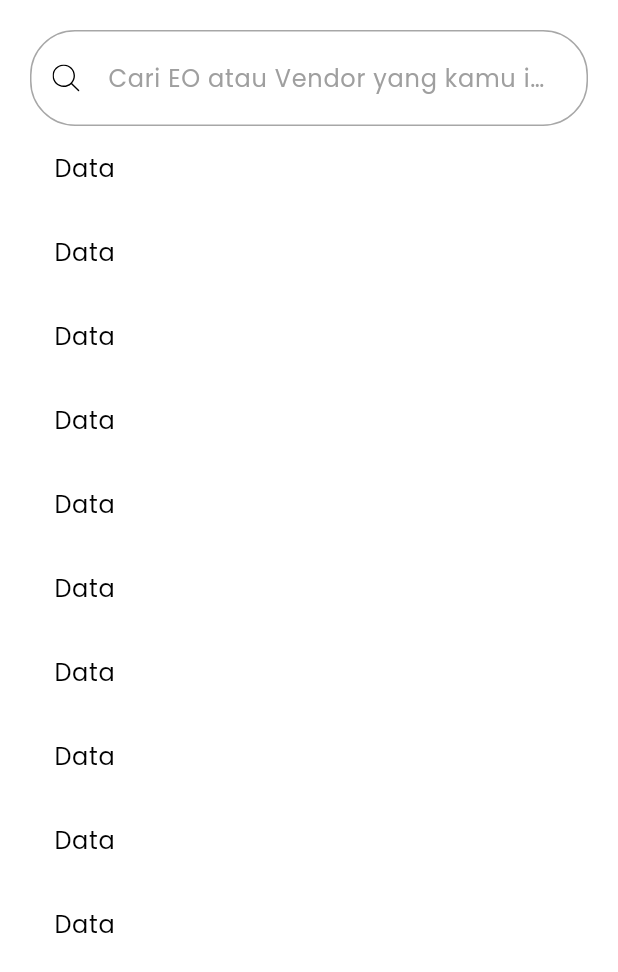
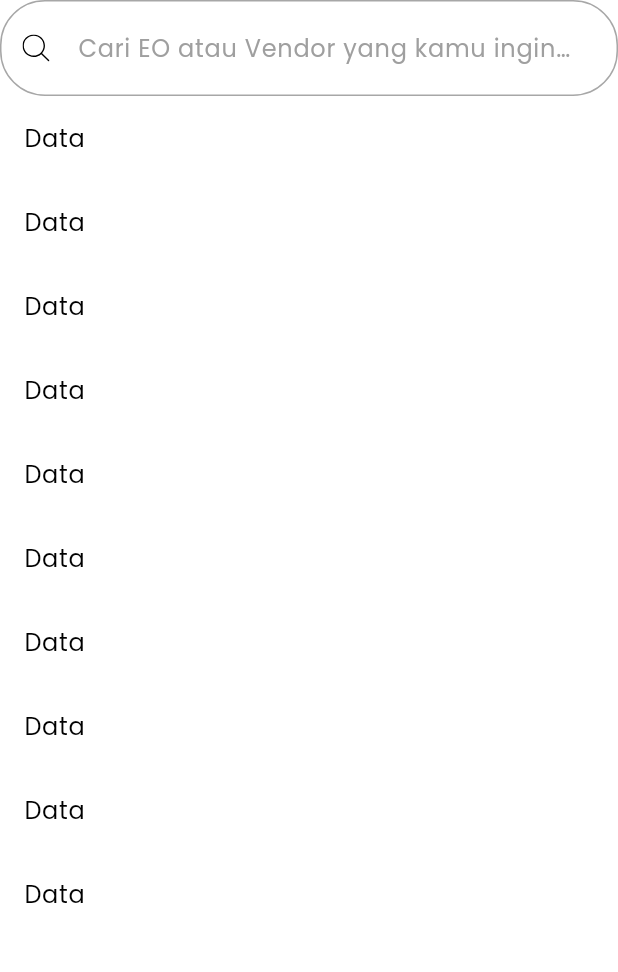
Before and after one commit to sammmms/eocout_flutter, a Flutter app: the Homepage screen opened directly, after a tap on "Lihat Semua", on a phone screen of 412 x 824 dp. Shown: the top 972 px of the screen. Run offline on Flutter 3.47's test engine with Material 3 defaults, Android fonts, the phone set to English and light mode, and no system bars; our stand-ins replace dio, flutter_dotenv, flutter_svg, google_sign_in, image_picker, pinput and 2 more; accounts and stored records are empty; network calls fail.

Commit message:
chore: remove single child from home page, and move to each component instead

```diff
--- a/lib/features/homepage/home_page.dart
+++ b/lib/features/homepage/home_page.dart
@@ -28,17 +28,14 @@ class _HomepageState extends State<Homepage> {
   Widget build(BuildContext context) {
     return SafeArea(
         child: Scaffold(
-      body: SingleChildScrollView(
-          padding:
-              const EdgeInsets.only(left: 20, right: 20, top: 20, bottom: 100),
-          child: StreamBuilder<BusinessType>(
+      body: StreamBuilder<BusinessType>(
           stream: _selectedBusiness,
           builder: (context, snapshot) {
             if (snapshot.hasData) {
               return SeeAllPage(selectedBusiness: snapshot.data!);
             }
             return ExploreList(selectedBusiness: _selectedBusiness);
-              })),
+          }),
     ));
   }
 }
--- a/lib/features/homepage/see_all_page.dart
+++ b/lib/features/homepage/see_all_page.dart
@@ -22,7 +22,8 @@ class _SeeAllPageState extends State<SeeAllPage> {
 
   @override
   Widget build(BuildContext context) {
-    return Column(
+    return SingleChildScrollView(
+      child: Column(
         children: [
           MySearchBar(
               isRounded: true,
@@ -47,6 +48,7 @@ class _SeeAllPageState extends State<SeeAllPage> {
                     });
               })
         ],
+      ),
     );
   }
 }
```
Lines whose indentation alone changed are shown as unchanged.
